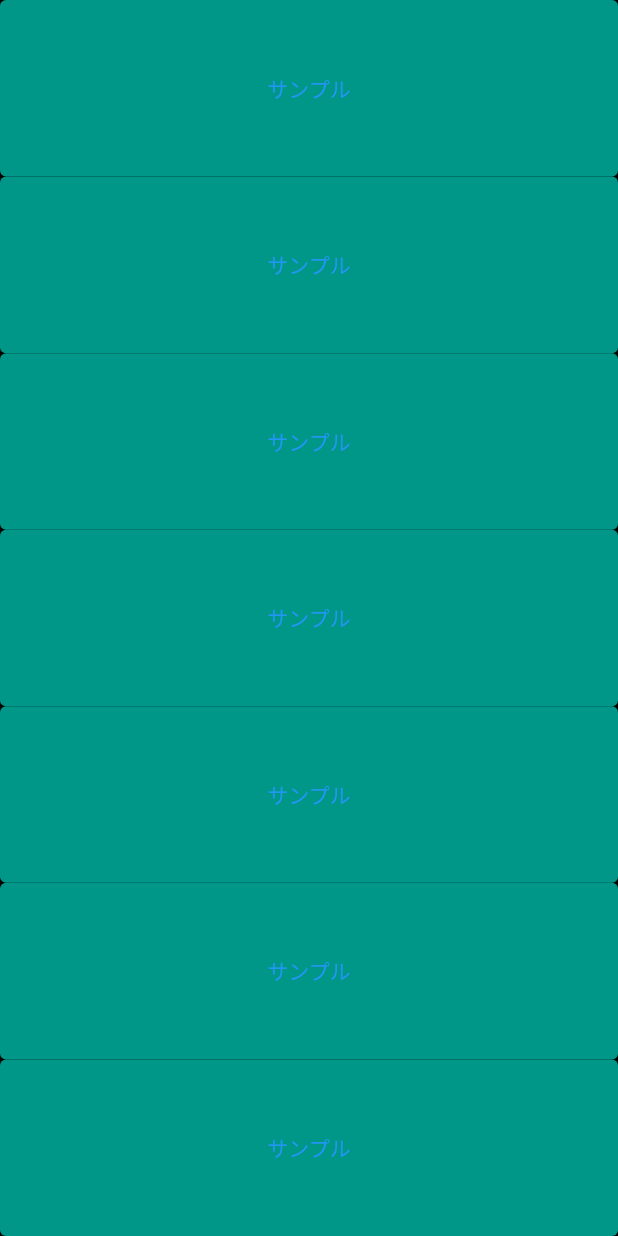
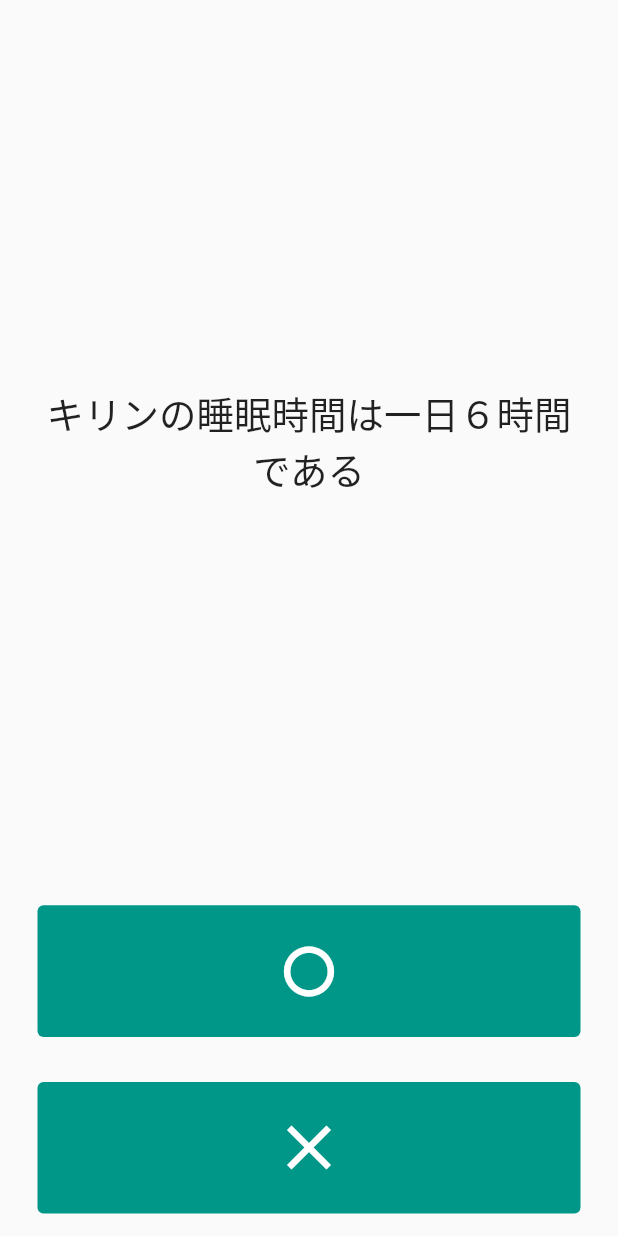
Before and after one commit to sqrmyy/flutter_simple_app, a Flutter app: the screen it shows after launch, on a phone screen of 412 x 824 dp. Run offline on Flutter 3.47's test engine with Material 2 defaults, Android fonts, the phone set to English and light mode, and no system bars; our stand-ins replace rflutter_alert.

Commit message:
クラスを活用

```diff
--- a/lib/main.dart
+++ b/lib/main.dart
@@ -2,56 +2,145 @@ import 'dart:math';
 
 import 'package:flutter/material.dart';
 
-import 'package:audioplayers/audioplayers.dart';
+// import 'package:audioplayers/audioplayers.dart';
+import 'package:flutter_simple_app/quiz_brain.dart';
 // import 'package:audioplayers/audio_cache.dart';
+import 'package:rflutter_alert/rflutter_alert.dart';
+
+QuizBrain quizBrain = QuizBrain();
 
 void main() {
-  runApp(XylophoneApp());
+  runApp(Quizzler());
 }
 
-class XylophoneApp extends StatelessWidget {
-  void playAudio(int num) {
-    final player = AudioPlayer();
-    player.play(AssetSource('explosion$num.mp3'));
-  }
-
-  Expanded buildKey({Color? color, required int soundNumber}) {
-    return Expanded(
-      child: TextButton(
-        style: ButtonStyle(
-          backgroundColor: MaterialStateProperty.all<Color>(Colors.teal),
-        ),
-        onPressed: () {
-          playAudio(soundNumber);
-        },
-        child: const Text(
-          'サンプル',
-          // style: TextStyle(color: color),
-        ),
-      ),
-    );
-  }
-
+class Quizzler extends StatelessWidget {
   @override
   Widget build(BuildContext context) {
     return MaterialApp(
       home: Scaffold(
-        backgroundColor: Colors.black,
         body: SafeArea(
-          child: Column(
-            crossAxisAlignment: CrossAxisAlignment.stretch,
-            children: [
-              buildKey(color: Colors.red, soundNumber: 1),
-              buildKey(color: Colors.orange, soundNumber: 2),
-              buildKey(color: Colors.yellow, soundNumber: 3),
-              buildKey(color: Colors.green, soundNumber: 4),
-              buildKey(color: Colors.teal, soundNumber: 5),
-              buildKey(color: Colors.blue, soundNumber: 6),
-              buildKey(color: Colors.purple, soundNumber: 7),
-            ],
+          child: Padding(
+            padding: EdgeInsets.symmetric(horizontal: 10.0),
+            child: QuizPage(),
           ),
         ),
       ),
     );
   }
 }
+
+class QuizPage extends StatefulWidget {
+  @override
+  _QuizPageState createState() => _QuizPageState();
+}
+
+class _QuizPageState extends State<QuizPage> {
+  List<Icon> scoreKeeper = [];
+
+  void checkAnswer(bool userPickedAnswer) {
+    bool correctAnswer = quizBrain.getCorrectAnswer();
+
+    setState(() {
+      if (quizBrain.isFinished()) {
+        Alert(
+          context: context,
+          title: "終了！",
+          desc: "お疲れ様でした",
+          buttons: [
+            DialogButton(
+              child: Text(
+                "再挑戦",
+                style: TextStyle(
+                  color: Colors.white,
+                  fontSize: 20,
+                ),
+              ),
+              onPressed: () => Navigator.pop(context),
+              width: 120,
+            )
+          ],
+        ).show();
+
+        quizBrain.reset();
+        scoreKeeper = [];
+      } else {
+        if (userPickedAnswer == correctAnswer) {
+          scoreKeeper.add(Icon(
+            Icons.check,
+            color: Colors.green,
+          ));
+        } else {
+          scoreKeeper.add(Icon(
+            Icons.close,
+            color: Colors.red,
+          ));
+        }
+        quizBrain.nextQuestion();
+      }
+    });
+  }
+
+  @override
+  Widget build(BuildContext context) {
+    return Column(
+      mainAxisAlignment: MainAxisAlignment.spaceBetween,
+      crossAxisAlignment: CrossAxisAlignment.stretch,
+      children: <Widget>[
+        Expanded(
+          flex: 5,
+          child: Padding(
+            padding: EdgeInsets.all(10.0),
+            child: Center(
+              child: Text(
+                quizBrain.getQuestionText(),
+                textAlign: TextAlign.center,
+                style: TextStyle(
+                  fontSize: 25.0,
+                ),
+              ),
+            ),
+          ),
+        ),
+        Expanded(
+          child: Padding(
+            padding: EdgeInsets.all(15.0),
+            child: TextButton(
+              style: ButtonStyle(
+                backgroundColor: MaterialStateProperty.all<Color>(Colors.teal),
+              ),
+              onPressed: () {
+                checkAnswer(true);
+              },
+              child: Icon(
+                Icons.fiber_manual_record_outlined,
+                color: Colors.white,
+                size: 50,
+              ),
+            ),
+          ),
+        ),
+        Expanded(
+          child: Padding(
+            padding: EdgeInsets.all(15.0),
+            child: TextButton(
+              style: ButtonStyle(
+                backgroundColor: MaterialStateProperty.all<Color>(Colors.teal),
+              ),
+              onPressed: () {
+                checkAnswer(false);
+              },
+              child: Icon(
+                Icons.close,
+                color: Colors.white,
+                size: 50,
+              ),
+            ),
+          ),
+        ),
+        Row(
+          children: scoreKeeper,
+        )
+      ],
+    );
+  }
+}
--- /dev/null
+++ b/lib/question.dart
@@ -0,0 +1,6 @@
+class Question {
+  String questionText;
+  bool questionAnswer;
+
+  Question(this.questionText, this.questionAnswer);
+}
--- /dev/null
+++ b/lib/quiz_brain.dart
@@ -0,0 +1,47 @@
+import 'question.dart';
+
+class QuizBrain {
+  int _quetionNumber = 0;
+
+  List<Question> _questionBank = [
+    Question('キリンの睡眠時間は一日６時間である', false),
+    Question('パンダは鳴く事がある', true),
+    Question('コアラの指には人間のように指紋がある', true),
+    Question('ジャイアントパンダの尻尾の色は黒である', false),
+    Question('フラミンゴが片足で立っているのはバランスを取るためである', false),
+    Question('キリンの舌の色は人間のように赤色である', false),
+    Question('うさぎの耳には温度調整する機能がある', true),
+    Question('フクロウには耳がない', false),
+    Question('鹿の胃は４つである', true),
+    Question('馬は鼻でしか息をしない', true),
+    Question('ブルドッグの目玉は飛び出してしまう事がある', true),
+    Question('シマウマの鳴き声は「ヒヒーン！！」である', false),
+  ];
+
+  void nextQuestion() {
+    if (_quetionNumber < _questionBank.length - 1) {
+      _quetionNumber++;
+    }
+  }
+
+  String getQuestionText() {
+    return _questionBank[_quetionNumber].questionText;
+  }
+
+  bool getCorrectAnswer() {
+    return _questionBank[_quetionNumber].questionAnswer;
+  }
+
+  bool isFinished() {
+    bool isFin;
+    if (_quetionNumber < _questionBank.length - 1)
+      isFin = false;
+    else
+      isFin = true;
+    return isFin;
+  }
+
+  void reset() {
+    _quetionNumber = 0;
+  }
+}
--- a/pubspec.yaml
+++ b/pubspec.yaml
@@ -37,6 +37,7 @@ dependencies:
   # Use with the CupertinoIcons class for iOS style icons.
   cupertino_icons: ^1.0.2
   audioplayers: ^1.1.1
+  rflutter_alert: ^2.0.4
 
 dev_dependencies:
   flutter_test:
```
Also changed, not shown: pubspec.lock, 3 other files.
